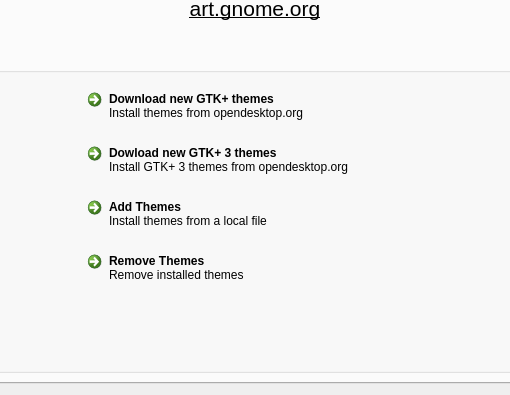
Old version of the form src/ui/gui.ui in the repository KDE/kde-gtk-config; both pictures show x 170 to 680 and y 169 to 564 of the 850 by 564 pixel window.
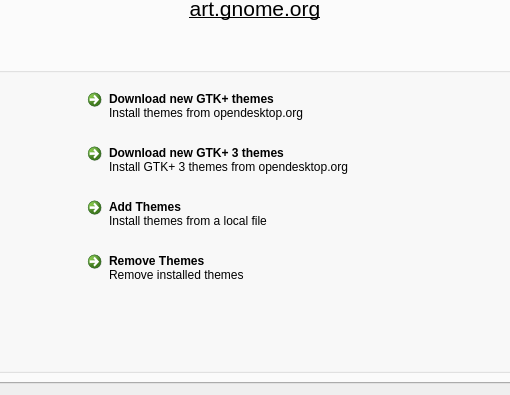
New version of the form. The open tabs and pages were chosen to show the change. Icons and pictures are not drawn. Custom widgets are drawn as their Qt base class.

The edit to the form file:
```diff
--- a/src/ui/gui.ui
+++ b/src/ui/gui.ui
@@ -587,7 +587,7 @@
           <item row="2" column="1">
            <widget class="QCommandLinkButton" name="but_theme_gtk3_ghns">
             <property name="text">
-             <string>Dowload new GTK+ 3 themes</string>
+             <string>Download new GTK+ 3 themes</string>
             </property>
             <property name="icon">
              <iconset>
```
